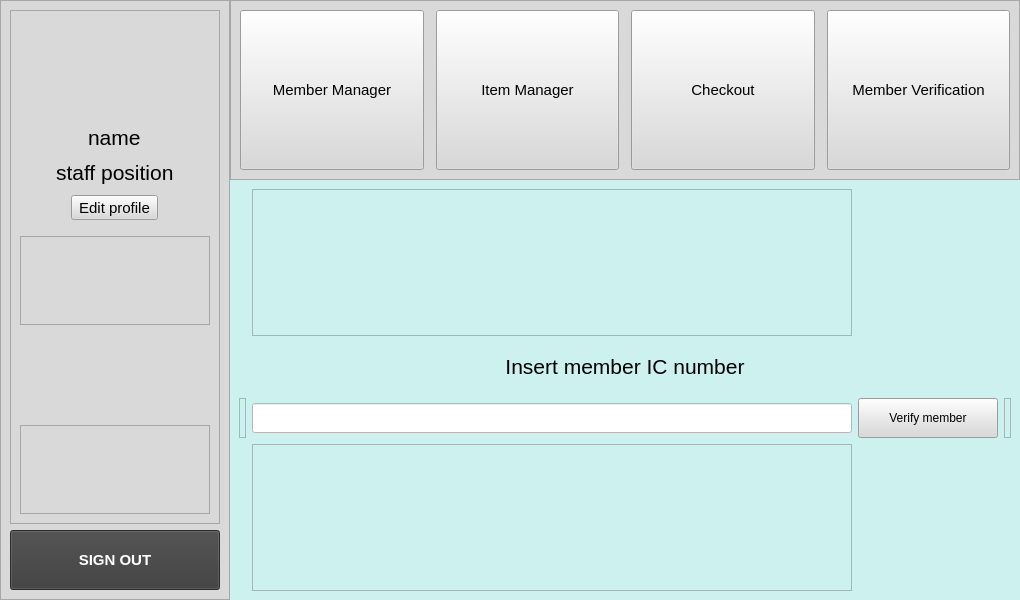
Above: CPMMS_software/ui/memberVerificationScreen.ui from yomatashi/CPMMS before the change. Below: the same form after it.
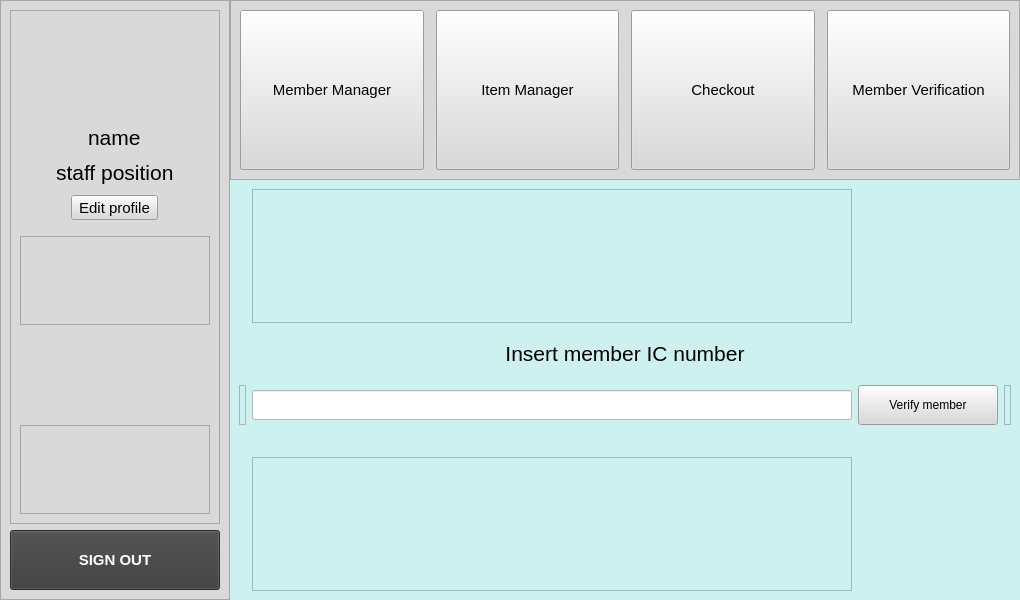
That is the form after the change. The open tabs and pages were chosen to show the change. Icons and pictures are not drawn.

Patch:
```diff
--- a/CPMMS_software/ui/memberVerificationScreen.ui
+++ b/CPMMS_software/ui/memberVerificationScreen.ui
@@ -886,6 +886,22 @@
          </property>
         </widget>
        </item>
+       <item row="3" column="1">
+        <widget class="QLabel" name="lbl_error_msg">
+         <property name="maximumSize">
+          <size>
+           <width>16777215</width>
+           <height>20</height>
+          </size>
+         </property>
+         <property name="styleSheet">
+          <string notr="true">color: rgb(255, 0, 0)</string>
+         </property>
+         <property name="text">
+          <string/>
+         </property>
+        </widget>
+       </item>
       </layout>
      </widget>
     </widget>
```
Left out of the diff: 2 changed lines with no effect on the pictures.
